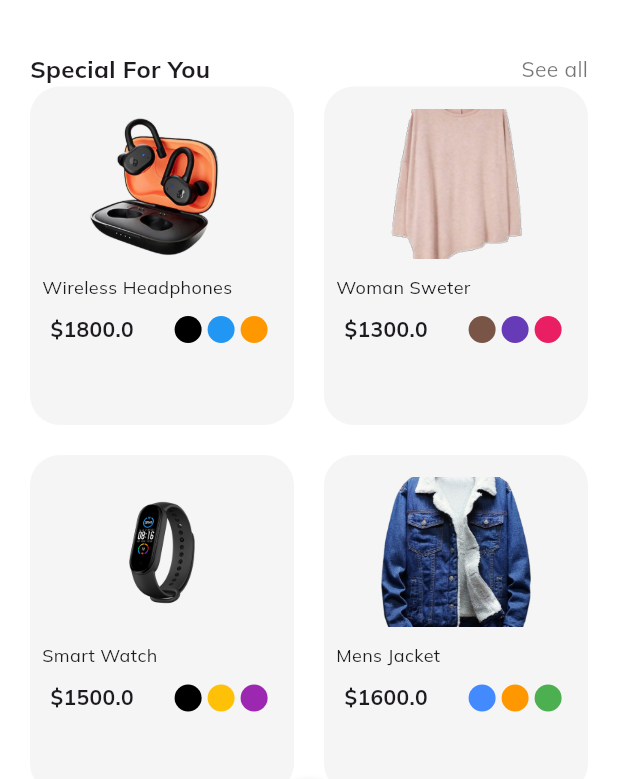
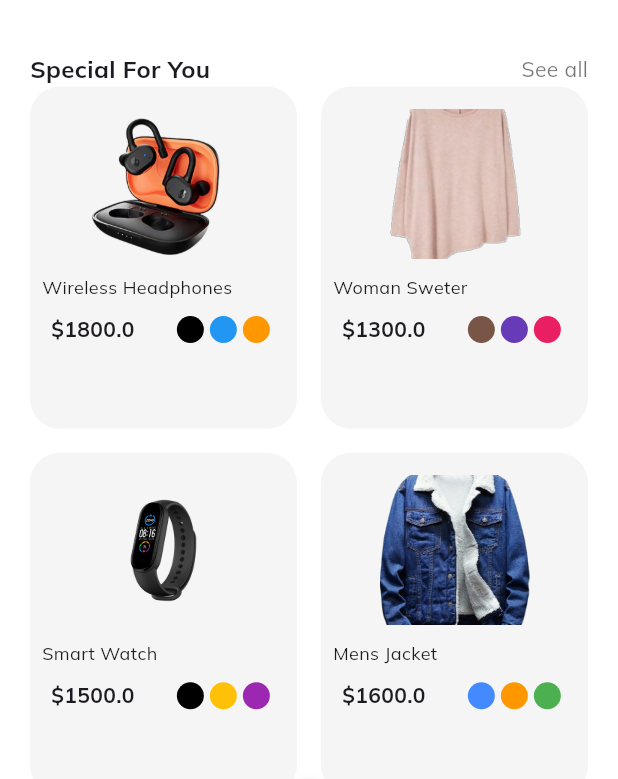
Before and after one commit to Ibrahim-K98han/ecommerce_mobile_app, a Flutter app: the screen it shows after launch, scrolled down 293 dp, on a phone screen of 412 x 824 dp. Shown: the part 323-1102 px from the top of the screen. Run offline on Flutter 3.47's test engine with Material 3 defaults, Android fonts, the phone set to English and light mode, and no system bars; our stand-ins replace google_fonts.

Commit message:
home screen special for you grid view design done and home screen ui complete

```diff
--- a/lib/screens/Home/home_screen.dart
+++ b/lib/screens/Home/home_screen.dart
@@ -64,8 +64,8 @@ class _HomeScreenState extends State<HomeScreen> {
                 shrinkWrap: true,
                 gridDelegate: const SliverGridDelegateWithFixedCrossAxisCount(
                     crossAxisCount: 2,
-                    crossAxisSpacing: 20,
-                    mainAxisSpacing: 20,
+                    crossAxisSpacing: 16,
+                    mainAxisSpacing: 16,
                     childAspectRatio: 0.78),
                 itemCount: products.length,
                 itemBuilder: (context, index) {
```
